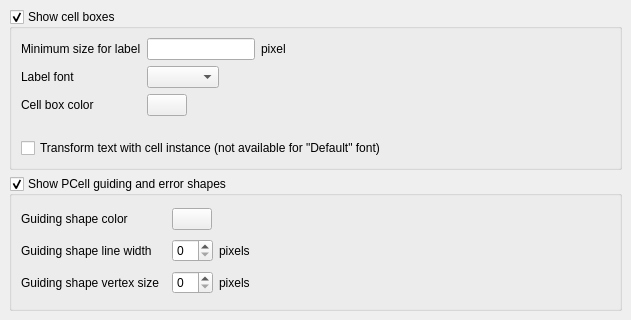
Above: src/layui/layui/LayoutViewConfigPage2a.ui from KLayout/klayout before the change. Below: the same form after it.
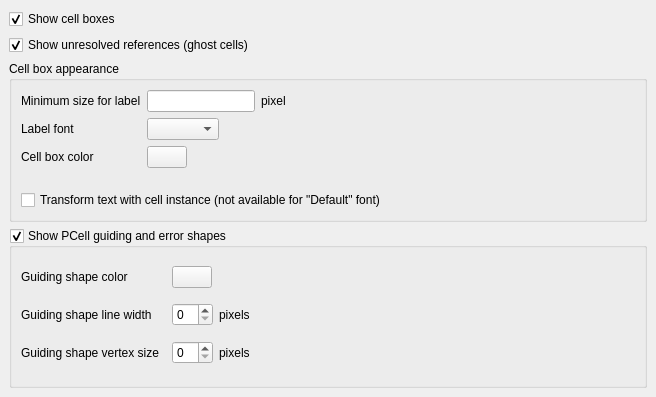
That is the form after the change. Custom widgets are drawn as their Qt base class.

What changed in the file:
```diff
--- a/src/layui/layui/LayoutViewConfigPage2a.ui
+++ b/src/layui/layui/LayoutViewConfigPage2a.ui
@@ -6,8 +6,8 @@
    <rect>
     <x>0</x>
     <y>0</y>
-    <width>631</width>
-    <height>320</height>
+    <width>656</width>
+    <height>397</height>
    </rect>
   </property>
   <property name="windowTitle">
@@ -20,13 +20,33 @@
    <property name="margin" stdset="0">
     <number>9</number>
    </property>
+   <item>
+    <widget class="QCheckBox" name="cell_boxes_visible">
+     <property name="text">
+      <string>Show cell boxes</string>
+     </property>
+     <property name="checked">
+      <bool>true</bool>
+     </property>
+    </widget>
+   </item>
+   <item>
+    <widget class="QCheckBox" name="ghost_cells_visible">
+     <property name="text">
+      <string>Show unresolved references (ghost cells) </string>
+     </property>
+     <property name="checked">
+      <bool>true</bool>
+     </property>
+    </widget>
+   </item>
    <item>
     <widget class="QGroupBox" name="cell_group">
      <property name="title">
-      <string>Show cell boxes</string>
+      <string>Cell box appearance</string>
      </property>
      <property name="checkable">
-      <bool>true</bool>
+      <bool>false</bool>
      </property>
      <layout class="QGridLayout">
       <property name="margin" stdset="0">
```
